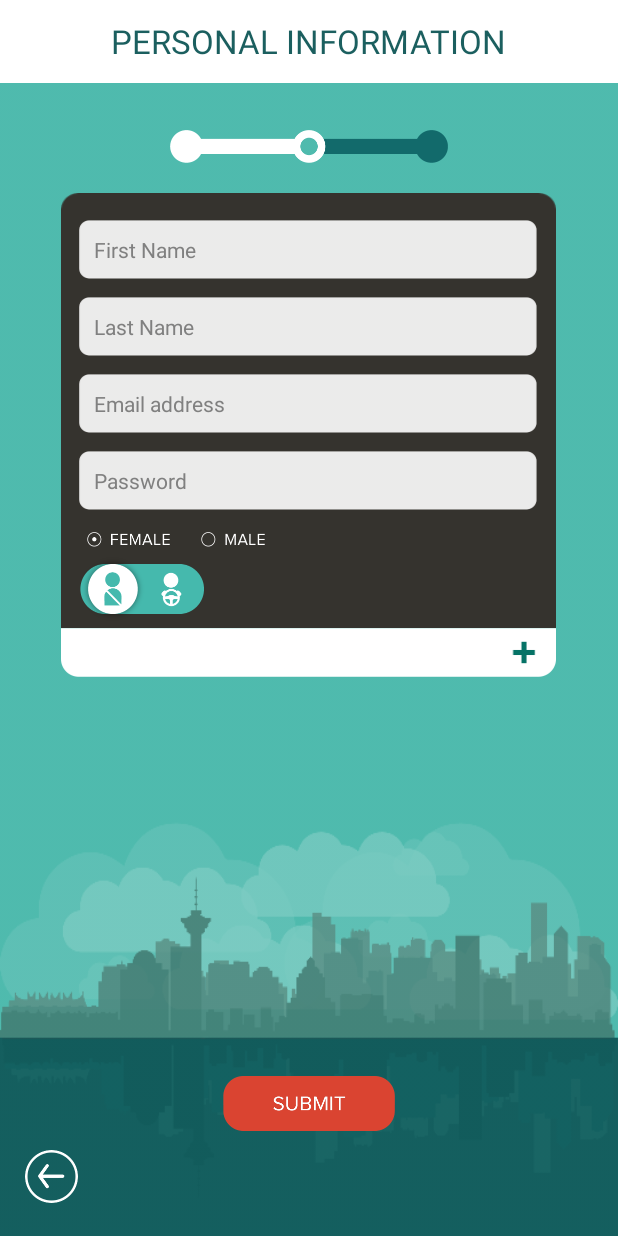
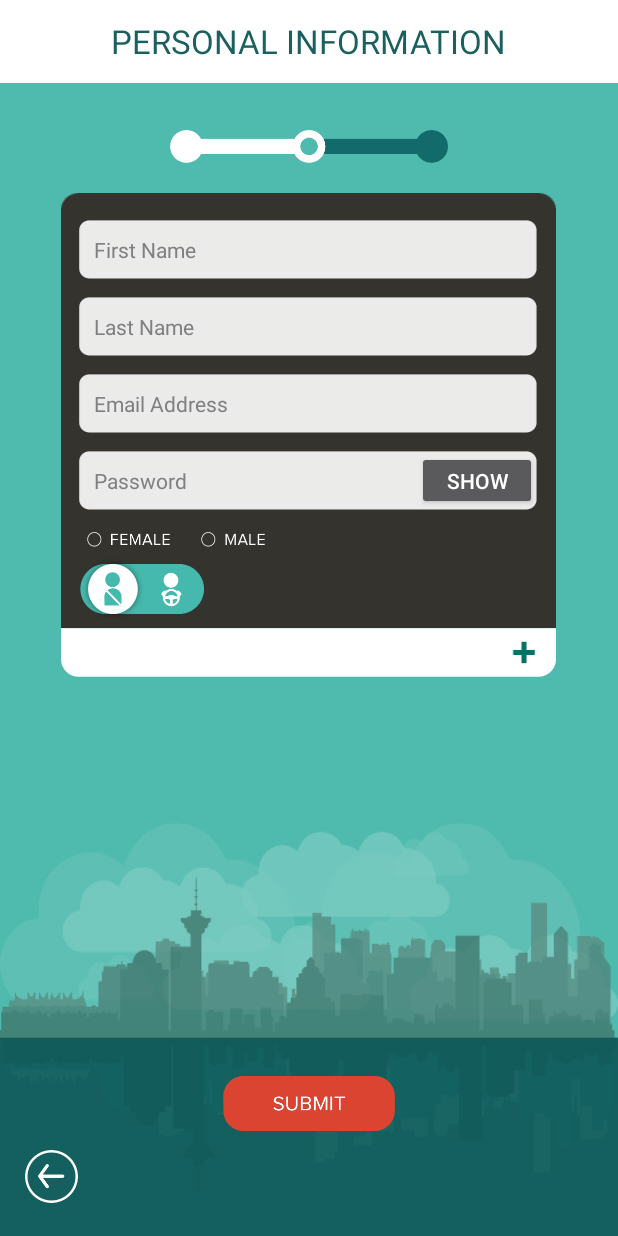
Before and after one commit to tommywuhaojie/VGO, an Android app: the SignUp2 screen opened directly, with no data from a screen before it, on a phone screen of 412 x 824 dp. Run offline under Robolectric (Android 15) with nearby library versions, the phone set to English and light mode, and no system bars.

Commit message:
added pwd show and hide button & fixed some ui and text

```diff
--- a/app/src/main/java/v_go/version10/ActivityClasses/SignUp2.java
+++ b/app/src/main/java/v_go/version10/ActivityClasses/SignUp2.java
@@ -8,10 +8,12 @@ import android.os.Bundle;
 import android.support.v7.app.AppCompatActivity;
 import android.text.InputFilter;
 import android.text.SpannableString;
+import android.text.method.PasswordTransformationMethod;
 import android.text.style.UnderlineSpan;
 import android.view.MotionEvent;
 import android.view.View;
 import android.view.inputmethod.InputMethodManager;
+import android.widget.Button;
 import android.widget.EditText;
 import android.widget.ImageView;
 import android.widget.TextView;
@@ -21,8 +23,12 @@ import v_go.version10.R;
 public class SignUp2 extends AppCompatActivity {
 
     private final String GREY_HINT = "#808080";
-    private int userSex = 0; // 0 -> female 1 -> male
+    private int userSex = -1; // 0 -> female 1 -> male -1 -> not selected
     private int userTypeToggle = 0; // 0 -> rider 1 -> driver
+
+    private Button showOrHideButton;
+    private EditText passwordET;
+    private boolean showPwd = false;
 
     @Override
     protected void onCreate(Bundle savedInstanceState) {
@@ -32,15 +38,17 @@ public class SignUp2 extends AppCompatActivity {
         EditText editText1 = (EditText)findViewById(R.id.first_name);
         EditText editText2 = (EditText)findViewById(R.id.last_name);
         EditText editText3 = (EditText)findViewById(R.id.email_address);
-        EditText editText4 = (EditText)findViewById(R.id.password);
+        passwordET = (EditText)findViewById(R.id.password);
         EditText editText5 = (EditText)findViewById(R.id.license_plate);
         EditText editText6 = (EditText)findViewById(R.id.driver_license);
+
+        showOrHideButton = (Button) findViewById(R.id.show_hide);
 
         // set hint color match background
         editText1.setHintTextColor(Color.parseColor(GREY_HINT));
         editText2.setHintTextColor(Color.parseColor(GREY_HINT));
         editText3.setHintTextColor(Color.parseColor(GREY_HINT));
-        editText4.setHintTextColor(Color.parseColor(GREY_HINT));
+        passwordET.setHintTextColor(Color.parseColor(GREY_HINT));
         editText5.setHintTextColor(Color.parseColor(GREY_HINT));
         editText6.setHintTextColor(Color.parseColor(GREY_HINT));
 
@@ -94,17 +102,29 @@ public class SignUp2 extends AppCompatActivity {
     }
 
     public void onFemaleChecked(View view){
-        if(userSex == 1){
+        if(userSex == 1 || userSex == -1){
             userSex = 0;
             ((ImageView)findViewById(R.id.radio_female)).setImageResource(R.drawable.female_check);
             ((ImageView)findViewById(R.id.radio_male)).setImageResource(R.drawable.male_uncheck);
         }
     }
     public void onMaleChecked(View view){
-        if(userSex == 0){
+        if(userSex == 0 || userSex == -1){
             userSex = 1;
             ((ImageView)findViewById(R.id.radio_female)).setImageResource(R.drawable.female_uncheck);
             ((ImageView)findViewById(R.id.radio_male)).setImageResource(R.drawable.male_check);
+        }
+    }
+
+    public void onShowOrHidePwdClicked(View view){
+        if(showPwd){
+            passwordET.setTransformationMethod(new PasswordTransformationMethod());
+            showOrHideButton.setText("SHOW");
+            showPwd = false;
+        }else{
+            passwordET.setTransformationMethod(null);
+            showOrHideButton.setText("HIDE");
+            showPwd = true;
         }
     }
 
--- a/app/src/main/java/v_go/version10/ApiClasses/ServerUrls.java
+++ b/app/src/main/java/v_go/version10/ApiClasses/ServerUrls.java
@@ -3,18 +3,19 @@ package v_go.version10.ApiClasses;
 
 public class ServerUrls {
 
+    // server URLs
     public static final String HOST_URL = "http://ec2-52-40-59-253.us-west-2.compute.amazonaws.com:8080";
     public static final String LOGIN_URL = "http://ec2-52-40-59-253.us-west-2.compute.amazonaws.com:8080/login";
     public static final String LOGOUT_URL = "http://ec2-52-40-59-253.us-west-2.compute.amazonaws.com:8080/logout";
-    public static final String REGISTER_URL = "http://ec2-52-40-59-253.us-west-2.compute.amazonaws.com:8080/register";
     public static final String UPLOAD_AVATAR_URL = "http://ec2-52-40-59-253.us-west-2.compute.amazonaws.com:8080/upload_avatar";
     public static final String DOWNLOAD_AVATAR_URL = "http://ec2-52-40-59-253.us-west-2.compute.amazonaws.com:8080/get_avatar";
     public static final String SEND_CODE_URL = "http://ec2-52-40-59-253.us-west-2.compute.amazonaws.com:8080/account/sendcode";
     public static final String VERIFY_CODE_URL = "http://ec2-52-40-59-253.us-west-2.compute.amazonaws.com:8080/account/verify";
+    public static final String REGISTER_URL = "http://ec2-52-40-59-253.us-west-2.compute.amazonaws.com:8080/account/register";
 
+    // localhost test URLs
     public static final String LOCAL_HOST_URL = "http://127.0.0.1:8080";
     public static final String LOCAL_LOGIN_URL = "http://127.0.0.1:8080/login";
     public static final String LOCAL_LOGOUT_URL = "http://127.0.0.1:8080/logout";
     public static final String LOCAL_REGISTER_URL = "http://127.0.0.1:8080/register";
-
 }
--- a/app/src/main/res/layout/activity_sign_up_1.xml
+++ b/app/src/main/res/layout/activity_sign_up_1.xml
@@ -159,6 +159,8 @@
         android:layout_below="@+id/imageView8"
         android:layout_alignStart="@+id/imageView8"
         android:layout_marginTop="10dp"
-        android:textColor="#35332E" />
+        android:textColor="#35332E"
+        android:layout_alignEnd="@+id/imageView8"
+        android:gravity="center" />
 
 </RelativeLayout>
--- a/app/src/main/res/layout/activity_sign_up_2.xml
+++ b/app/src/main/res/layout/activity_sign_up_2.xml
@@ -83,7 +83,7 @@
             android:id="@+id/radio_female"
             android:layout_below="@+id/imageView18"
             android:layout_alignStart="@+id/imageView18"
-            android:src="@drawable/female_check"
+            android:src="@drawable/female_uncheck"
             android:clickable="true"
             android:onClick="onFemaleChecked"
             android:padding="5dp"
@@ -160,7 +160,7 @@
             android:layout_alignTop="@+id/imageView17"
             android:layout_alignBottom="@+id/imageView17"
             android:layout_alignEnd="@+id/imageView17"
-            android:hint="Email address"
+            android:hint="Email Address"
             android:background="#00000000"
             android:layout_alignStart="@+id/last_name"
             android:singleLine="true"
@@ -177,6 +177,17 @@
             android:clickable="true"
             android:layout_below="@+id/radio_female"
             android:layout_alignStart="@+id/imageView18" />
+
+        <Button
+            style="?android:attr/buttonStyleSmall"
+            android:layout_width="80dp"
+            android:layout_height="wrap_content"
+            android:text="SHOW"
+            android:id="@+id/show_hide"
+            android:layout_alignTop="@+id/imageView18"
+            android:layout_above="@+id/radio_male"
+            android:layout_alignEnd="@+id/imageView18"
+            android:onClick="onShowOrHidePwdClicked" />
 
     </RelativeLayout>
 
```
Also changed, not shown: app/src/main/java/v_go/version10/ActivityClasses/SignUp1.java (+30 -49 lines), app/src/main/java/v_go/version10/ApiClasses/User.java (+14 -1 lines).
